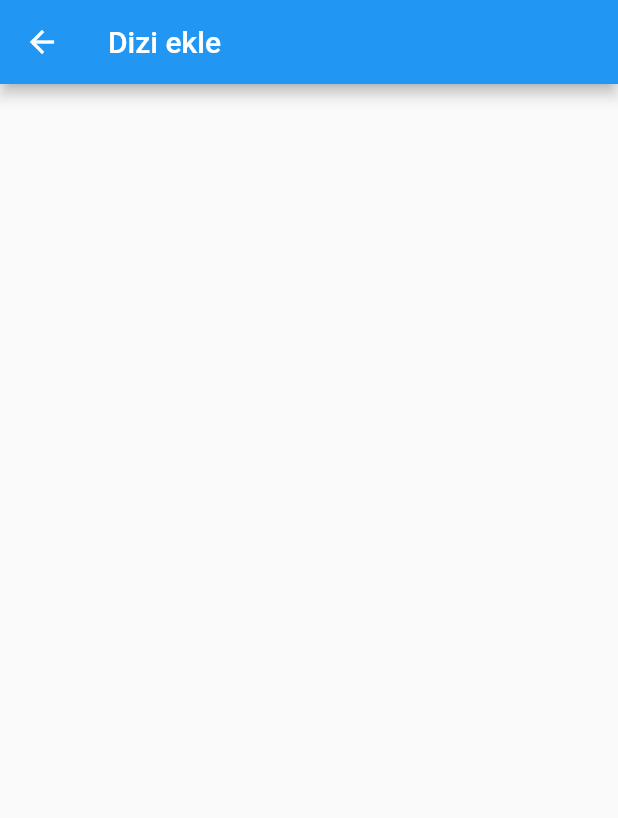
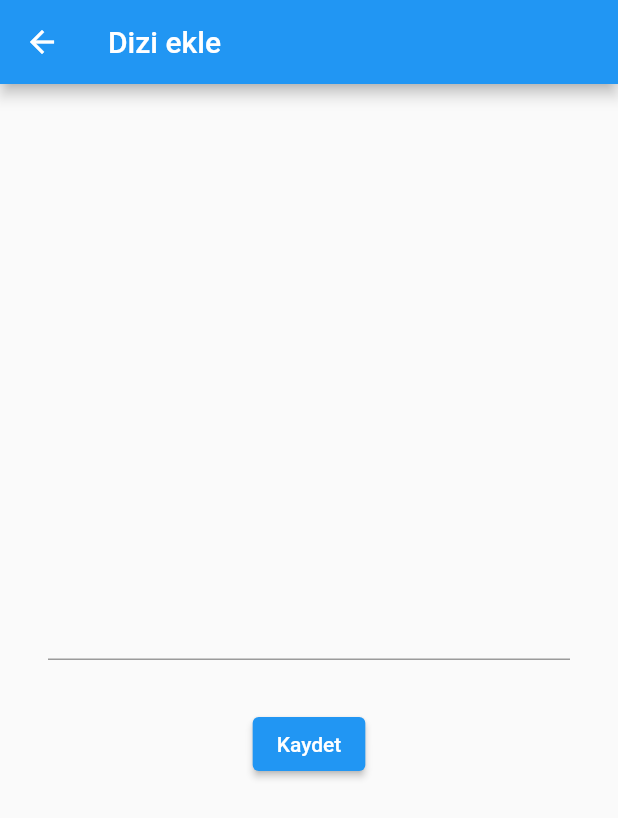
Before and after one commit to foorcun/dizi_ayraci_v7, a Flutter app: the screen it shows after launch, after a tap on the "add" icon, on a phone screen of 412 x 824 dp. Shown: the top 818 px of the screen. Run offline on Flutter 3.47's test engine with Material 2 defaults, Android fonts, the phone set to English and light mode, and no system bars; our stand-ins replace cloud_firestore, dartz, equatable, get, get_it; accounts and stored records are empty; network calls fail.

Commit message:
dizi add use case eklendi

```diff
--- a/lib/features/dizi/data/datasources/static/static_dizi_remote_data_source.dart
+++ b/lib/features/dizi/data/datasources/static/static_dizi_remote_data_source.dart
@@ -1,9 +1,13 @@
 import 'package:dizi_ayraci_v7/features/dizi/data/models/dizi_model.dart';
+import 'package:dizi_ayraci_v7/features/dizi/domain/usecases/add_dizi_usecase.dart';
 import 'package:dizi_ayraci_v7/features/dizi/domain/usecases/delete_dizi_by_id_usecase.dart';
 import 'package:dizi_ayraci_v7/features/dizi/domain/usecases/dizi_update_patch_usecase.dart';
 
 abstract class StaticDiziRemoteDataSource {
   Future<List<DiziModel>> getAllDiziler();
+  Future<List<DiziModel>> getAllDiziFuture();
+
+  Future<void> addDizi(AddDiziParams params);
 
   Future<void> deleteDiziById(DeleteDiziByIdParams params);
 
--- a/lib/features/dizi/data/datasources/static/static_fake_remote_data_source.dart
+++ b/lib/features/dizi/data/datasources/static/static_fake_remote_data_source.dart
@@ -3,6 +3,7 @@ import 'dart:convert';
 import 'package:dizi_ayraci_v7/core/utils/json_helper.dart';
 import 'package:dizi_ayraci_v7/features/dizi/data/datasources/static/static_dizi_remote_data_source.dart';
 import 'package:dizi_ayraci_v7/features/dizi/data/models/dizi_model.dart';
+import 'package:dizi_ayraci_v7/features/dizi/domain/usecases/add_dizi_usecase.dart';
 import 'package:dizi_ayraci_v7/features/dizi/domain/usecases/delete_dizi_by_id_usecase.dart';
 import 'package:dizi_ayraci_v7/features/dizi/domain/usecases/dizi_update_patch_usecase.dart';
 
@@ -59,4 +60,39 @@ class StaticFakeRemoteDataSource implements StaticDiziRemoteDataSource {
       print(e);
     }
   }
+
+  @override
+  Future<List<DiziModel>> getAllDiziFuture() async {
+    Uri myUri = Uri.parse("http://127.0.0.1:3000/diziler");
+
+    http.Response response = await http.get(myUri);
+    print("response status " + response.statusCode.toString());
+    List listJson = JsonHelper.convertResponseToList(response.body);
+    //print("json list length " + listJson.length.toString());
+    //print(listJson[0].toString());
+    List<DiziModel> diziList = [];
+    for (var i = 0; i < listJson.length; i++) {
+      diziList.add(DiziModel.fromMap(listJson[i]));
+    }
+    return diziList;
+  }
+
+  @override
+  Future<void> addDizi(AddDiziParams params) async {
+    // TODO: implement addDizi
+    var uri = Uri.parse("http://localhost:3000/diziler/");
+
+    // var diz = params.eklenecekDizi as DiziModel;
+
+    Map<String, dynamic> bodyyy = params.eklenecekDizi.toMap();
+
+    print("bodyyy - " + bodyyy.toString());
+    var response = await http.post(
+      uri,
+      body: jsonEncode(bodyyy),
+      headers: {
+        "Content-Type": "application/json",
+      },
+    );
+  }
 }
--- a/lib/features/dizi/data/repositories/dizi_repository_impl.dart
+++ b/lib/features/dizi/data/repositories/dizi_repository_impl.dart
@@ -26,62 +26,20 @@ class DiziRepositoryImpl implements DiziRepository {
 
   @override
   Future<Either<Failure, List<Dizi>>> getAllDiziFuture() async {
-    // List<DiziModel> diziListt = [];
-
-    // return Right(diziListt);
-
     try {
-      Uri myUri = Uri.parse("http://127.0.0.1:3000/diziler");
-
-      http.Response response = await http.get(myUri);
-      print("response status " + response.statusCode.toString());
-      List listJson = JsonHelper.convertResponseToList(response.body);
-      //print("json list length " + listJson.length.toString());
-      //print(listJson[0].toString());
-      List<DiziModel> diziList = [];
-      for (var i = 0; i < listJson.length; i++) {
-        diziList.add(DiziModel.fromMap(listJson[i]));
-      }
-      return Right(diziList);
+      return Right(await staticDiziRemoteDataSource!.getAllDiziFuture());
     } catch (e) {
-      // print(e);
       return Left(ServerFailure(failureMessage: e.toString()));
     }
-    // } on ServerException {
-    //   return Left(ServerFailure());
-    // }
   }
 
   @override
   Future<Either<Failure, Success>> addDizi(AddDiziParams params) async {
-    var uri = Uri.parse("http://localhost:3000/diziler/");
-
-    // Map<String, dynamic> bodyyy = {"LstUserOptions": "asdf"};
-
-    // Map<String, dynamic> alt = {'team': 'Team A'};
-
-    // bodyyy["homeTeam"] = null;
-
-    Map<String, dynamic> bodyyy = params.eklenecekDizi.toMap();
-
     try {
-      print("bodyyy - " + bodyyy.toString());
-      var response = await http.post(
-        uri,
-        body: jsonEncode(bodyyy),
-        headers: {
-          "Content-Type": "application/json",
-        },
-      );
+      await staticDiziRemoteDataSource!.addDizi(params);
       return Right(DataAddedSuccess());
-    }
-    // on ServerException {
-    //   print('server exception ici');
-    //   return Left(ServerFailure());
-    // }
-    catch (e) {
+    } catch (e) {
       print("catchteki hata : " + e.toString());
-
       return Left(BilinmeyenHataFailure(failureMessage: e.toString()));
     }
   }
--- a/lib/features/dizi/presentation/state_management/controller/dizi_controller.dart
+++ b/lib/features/dizi/presentation/state_management/controller/dizi_controller.dart
@@ -1,7 +1,10 @@
+import 'dart:async';
+
 import 'package:dartz/dartz.dart';
 import 'package:dizi_ayraci_v7/core/error/failure.dart';
 import 'package:dizi_ayraci_v7/core/error/success.dart';
 import 'package:dizi_ayraci_v7/features/dizi/domain/entities/dizi.dart';
+import 'package:dizi_ayraci_v7/features/dizi/domain/usecases/add_dizi_usecase.dart';
 import 'package:dizi_ayraci_v7/features/dizi/presentation/state_management/service/dizi_service.dart';
 import 'package:get/get.dart';
 
@@ -40,6 +43,24 @@ class DiziController extends GetxController {
     }
 
     responseC.value = Left(// error connection hatasi icin
-        BilinmeyenHataFailure(failureMessage: "Bilinmeyen bir hata olustu"));
+        BilinmeyenHataFailure(failureMessage: "Servera baglanilamadi"));
+  }
+
+  Future<Either<Failure, Success>> addDizi(AddDiziParams params) async {
+    var resp = await DiziService().addDizi(params);
+
+    return resp;
+    // var status = 0;
+    // resp.fold((l) {
+    //   status = 0;
+    //   return Left(l);
+    // }, (r) {
+    //   status = 1;
+    //   return Right(r);
+    // });
+
+    // if (status == 0) {
+    //   return Left(l);
+    // } else {}
   }
 }
--- a/lib/features/dizi/presentation/widgets/diziler_list_widget.dart
+++ b/lib/features/dizi/presentation/widgets/diziler_list_widget.dart
@@ -21,27 +21,30 @@ class DizilerListWidget extends StatelessWidget {
   @override
   Widget build(BuildContext context) {
     _loadData();
-    // return Center(
-    //   child: Text("asdf"),
-    // );
-    // print(Get.find<DiziController>().diziler.length);
 
-    // return Obx(() => Get.find<DiziController>().isSuccess.value != true
     //     ? _FailureWidget()
     //     : _SuccessWidget());
-    print("asdfsadfsadf");
-    print(Get.find<DiziController>().responseC.value);
     return Obx(
       () => Get.find<DiziController>().responseC.value != null
           ? Get.find<DiziController>().responseC.value!.fold((l) {
               return _FailureWidget();
             }, (r) {
-              print("success yazmasi lazim");
               return _SuccessWidget();
             })
-          : Center(
-              child: CircularProgressIndicator(),
-            ),
+          : _ProgressWidgetim(),
+    );
+  }
+}
+
+class _ProgressWidgetim extends StatelessWidget {
+  const _ProgressWidgetim({
+    Key? key,
+  }) : super(key: key);
+
+  @override
+  Widget build(BuildContext context) {
+    return Center(
+      child: CircularProgressIndicator(),
     );
   }
 }
--- a/lib/features/main_presentation/dizi_add_page.dart
+++ b/lib/features/main_presentation/dizi_add_page.dart
@@ -1,9 +1,19 @@
+import 'package:dizi_ayraci_v7/features/dizi/data/models/dizi_model.dart';
+import 'package:dizi_ayraci_v7/features/dizi/domain/entities/dizi.dart';
+import 'package:dizi_ayraci_v7/features/dizi/presentation/state_management/controller/dizi_controller.dart';
+import 'package:dizi_ayraci_v7/features/sezon/domain/entites/sezon.dart';
 import 'package:flutter/material.dart';
 import 'package:flutter/src/foundation/key.dart';
 import 'package:flutter/src/widgets/framework.dart';
+import 'package:get/get.dart';
+
+import 'package:dizi_ayraci_v7/injection_container.dart' as di;
+import 'package:dizi_ayraci_v7/features/dizi/domain/usecases/add_dizi_usecase.dart';
 
 class DiziAddPage extends StatelessWidget {
-  const DiziAddPage({Key? key}) : super(key: key);
+  DiziAddPage({Key? key}) : super(key: key);
+
+  final _diziTextController = TextEditingController();
 
   @override
   Widget build(BuildContext context) {
@@ -11,6 +21,54 @@ class DiziAddPage extends StatelessWidget {
       appBar: AppBar(
         title: Text("Dizi ekle"),
       ),
+      body: Column(
+        mainAxisAlignment: MainAxisAlignment.center,
+        crossAxisAlignment: CrossAxisAlignment.center,
+        children: [
+          Container(
+            child: TextField(
+              controller: _diziTextController,
+            ),
+            padding: EdgeInsets.all(32),
+          ),
+          Container(
+            child: ElevatedButton(
+              onPressed: () async {
+                // await firebase
+                //     // .collection("series")
+                //     .collection("diziler")
+                //     .doc(_diziTextController.text + "-doc")
+                //     .set({"diziName": _diziTextController.text});
+                print(_diziTextController.text);
+
+                // await diziEklemece(_diziTextController.text);
+
+                var resp = await Get.find<DiziController>().addDizi(
+                    AddDiziParams(
+                        eklenecekDizi:
+                            DiziModel(diziName: _diziTextController.text)));
+                resp.fold((l) {
+                  print("dizi eklenemedi");
+                }, (r) {
+                  print("dizi eklendi");
+                  Get.toNamed("/DiziListPage");
+                });
+              },
+              child: Text("Kaydet"),
+            ),
+          ),
+        ],
+      ),
     );
   }
 }
+
+// Future<void> diziEklemece(String dizNa) async {
+//   List<Sezon> sezonlar = [];
+//   sezonlar.add(Sezon(sezonName: "deneme Sezon"));
+//   var dizim = DiziModel(diziName: dizNa);
+//   dizim.sezonlar = sezonlar;
+
+//   await di.sl<AddDiziUsecase>().call(AddDiziParams(eklenecekDizi: dizim));
+//   await Get.find<DiziController>().fetchDiziler();
+// }
```
Also changed, not shown: lib/features/dizi/presentation/state_management/service/dizi_service.dart (+8 -0 lines), 1 other file.
